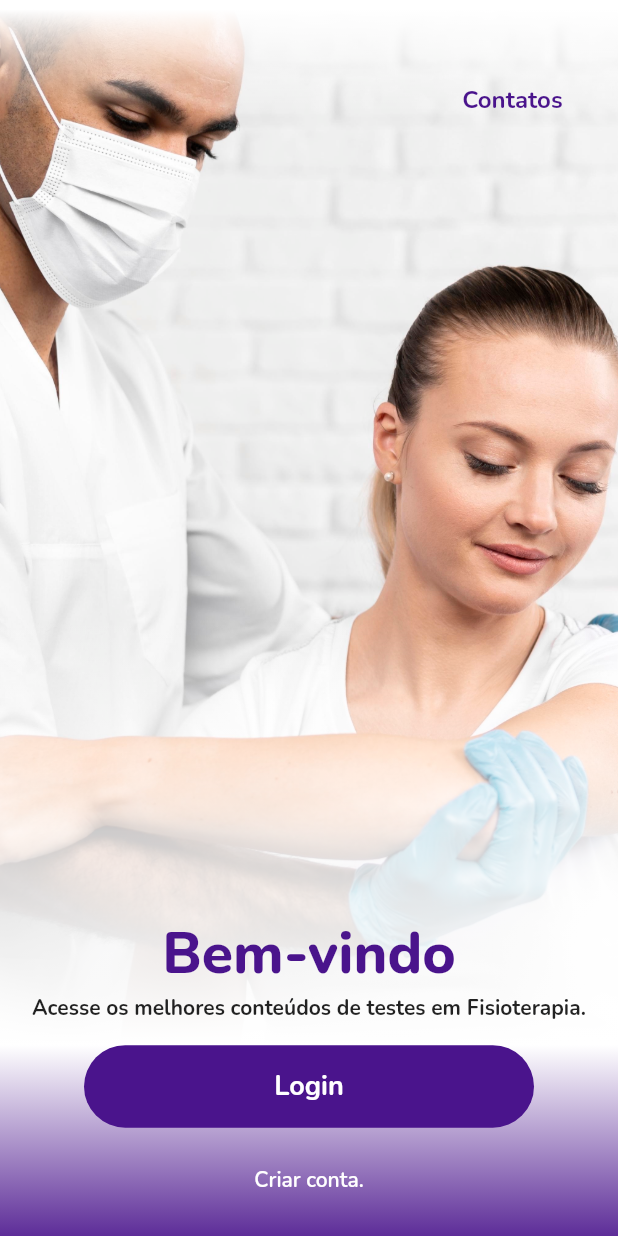
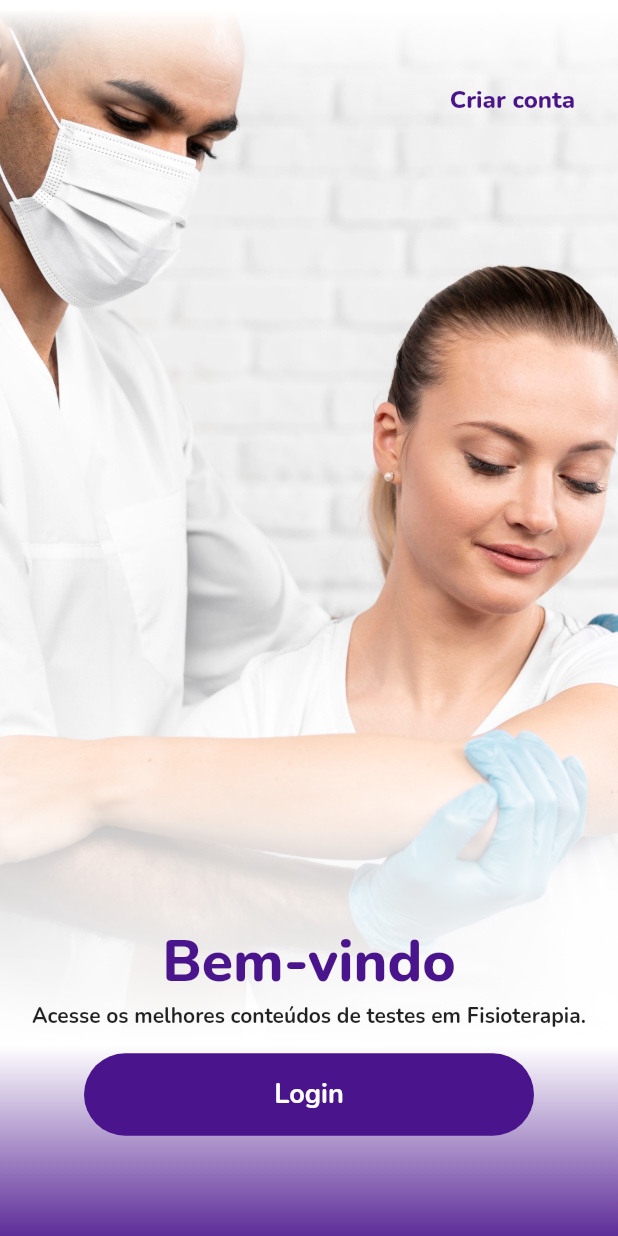
Before and after one commit to aquinoartur/fisio_app, a Flutter app: the screen it shows after launch, on a phone screen of 412 x 824 dp. Run offline on Flutter 3.47's test engine with Material 2 defaults, Android fonts, the phone set to English and light mode, and no system bars; our stand-ins replace cloud_firestore, firebase_core, flutter_modular, google_fonts, google_mobile_ads, google_nav_bar and 4 more; missing offline and left inert: bloc_pattern, flutter_card_swipper; accounts and stored records are empty; statements that could not run were skipped.

Commit message:
#4 refactoring

```diff
--- a/lib/app/modules/login_screen.dart
+++ b/lib/app/modules/login_screen.dart
@@ -30,7 +30,8 @@ class _LoginScreenState extends State<LoginScreen> {
   Widget build(BuildContext context) {
     final primaryColor = Theme.of(context).primaryColor;
     return Scaffold(
-      body: Stack(
+      body: SafeArea(
+        child: Stack(
           children: [
             Positioned.fill(
               child: Container(
@@ -50,7 +51,7 @@ class _LoginScreenState extends State<LoginScreen> {
               child: SecLinearGradientWidget(),
             ),
             Positioned.fill(
-            top: MediaQuery.of(context).size.height / 1.4,
+              top: MediaQuery.of(context).size.height / 1.5,
               child: Align(
                   alignment: Alignment.center,
                   child: Column(
@@ -101,8 +102,14 @@ class _LoginScreenState extends State<LoginScreen> {
                           ),
                         ),
                       ),
-                    SizedBox(height: 20),
-                    GestureDetector(
+                    ],
+                  )),
+            ),
+            //Positioned.fill(child: ContactsLoginWidget()),
+            Positioned.fill(
+              child: Align(
+                alignment: Alignment.topRight / 1.15,
+                child: GestureDetector(
                   onTap: () => showDialog(
                     context: context,
                     builder: (_) => DialogSignout(),
@@ -113,17 +120,20 @@ class _LoginScreenState extends State<LoginScreen> {
                     width: 100,
                     height: 30,
                     child: Text(
-                          "Criar conta.",
-                          style: TextStyles.cardtitle1,
+                      "Criar conta",
+                      style: TextStyles.cardtitle1.copyWith(
+                        color: primaryColor,
+                        fontWeight: FontWeight.w800,
+                        fontSize: 16,
+                      ),
                       textAlign: TextAlign.center,
                     ),
                   ),
                 ),
+              ),
+            )
           ],
-                )),
         ),
-          Positioned.fill(child: ContactsLoginWidget())
-        ],
       ),
     );
   }
```
Also changed, not shown: lib/app/text_styles/text_styles.dart (+7 -14 lines). Lines whose indentation alone changed are shown as unchanged.
